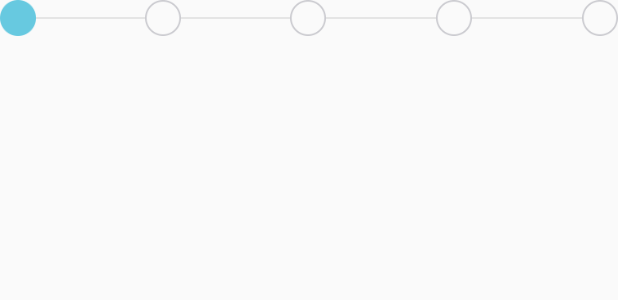
After one commit to EricFu1120/Skea-Android, an Android app: the layout level_radio_group.xml on its own in the app's theme, with its tools: preview values and no code run, on a phone screen of 412 x 824 dp. The commit adds this screen. Shown: the top 300 px of the screen. Run offline under Robolectric (Android 15) with nearby library versions, the phone set to English and light mode, and no system bars.

Commit message:
修正一些引用错误，增加一个自定义控件

```diff
--- a/app/src/main/java/me/linkcube/skea/core/excercise/ExerciseController.java
+++ b/app/src/main/java/me/linkcube/skea/core/excercise/ExerciseController.java
@@ -5,11 +5,11 @@ import android.util.Log;
 import android.widget.LinearLayout;
 import android.widget.ScrollView;
 
-import com.example.demogame.DensityUtils;
-
 import java.util.List;
 import java.util.Timer;
 import java.util.TimerTask;
+
+import custom.android.util.DensityUtils;
 
 /**
  * Created by Ervin on 14/11/2.
--- /dev/null
+++ b/app/src/main/res/drawable/radio_button.xml
@@ -0,0 +1,9 @@
+<?xml version="1.0" encoding="utf-8"?>
+
+<selector xmlns:android="http://schemas.android.com/apk/res/android">
+
+    <item android:state_checked="true" android:drawable="@drawable/radio_button_checked" />
+
+    <item android:state_checkable="false" android:drawable="@drawable/radio_button_unchecked" />
+
+</selector>
--- /dev/null
+++ b/app/src/main/res/layout/level_radio_group.xml
@@ -0,0 +1,70 @@
+<?xml version="1.0" encoding="utf-8"?>
+
+<RadioGroup xmlns:android="http://schemas.android.com/apk/res/android"
+    android:orientation="horizontal"
+    android:gravity="center_vertical"
+    android:layout_width="match_parent"
+    android:layout_height="wrap_content">
+
+    <RadioButton
+        android:id="@+id/level1_rb"
+        android:checked="true"
+        android:button="@null"
+        android:background="@drawable/radio_button"
+        android:layout_width="@dimen/radio_button_size"
+        android:layout_height="@dimen/radio_button_size" />
+
+    <View
+        android:background="@color/main_light_grey"
+        android:layout_width="0dp"
+        android:layout_weight="1"
+        android:layout_height="1dp" />
+
+    <RadioButton
+        android:id="@+id/level2_rb"
+        android:button="@null"
+        android:background="@drawable/radio_button"
+        android:layout_width="@dimen/radio_button_size"
+        android:layout_height="@dimen/radio_button_size" />
+
+    <View
+        android:background="@color/main_light_grey"
+        android:layout_width="0dp"
+        android:layout_weight="1"
+        android:layout_height="1dp" />
+
+    <RadioButton
+        android:id="@+id/level3_rb"
+        android:button="@null"
+        android:background="@drawable/radio_button"
+        android:layout_width="@dimen/radio_button_size"
+        android:layout_height="@dimen/radio_button_size" />
+
+    <View
+        android:background="@color/main_light_grey"
+        android:layout_width="0dp"
+        android:layout_weight="1"
+        android:layout_height="1dp" />
+
+    <RadioButton
+        android:id="@+id/level4_rb"
+        android:button="@null"
+        android:background="@drawable/radio_button"
+        android:layout_width="@dimen/radio_button_size"
+        android:layout_height="@dimen/radio_button_size" />
+
+    <View
+        android:background="@color/main_light_grey"
+        android:layout_width="0dp"
+        android:layout_weight="1"
+        android:layout_height="1dp" />
+
+    <RadioButton
+        android:id="@+id/level5_rb"
+        android:button="@null"
+        android:background="@drawable/radio_button"
+        android:layout_width="@dimen/radio_button_size"
+        android:layout_height="@dimen/radio_button_size" />
+
+
+</RadioGroup>
--- a/app/src/main/res/values/dimens.xml
+++ b/app/src/main/res/values/dimens.xml
@@ -3,6 +3,7 @@
     <dimen name="activity_horizontal_margin">16dp</dimen>
     <dimen name="activity_vertical_margin">16dp</dimen>
     <dimen name="activity_item_height">48dp</dimen>
+    <dimen name="radio_button_size">24dp</dimen>
 
     <!-- TextView -->
     <dimen name="TextSize.Default">16.0dip</dimen>
```
Also changed, not shown: app/src/main/java/me/linkcube/skea/view/LevelRadioGroup.java (added, +65 -0 lines), app/src/main/res/layout/activity_re_evaluation.xml (+25 -1 lines), app/src/main/res/drawable-hdpi/radio_button_checked.png (added), app/src/main/res/drawable-hdpi/radio_button_unchecked.png (added).
